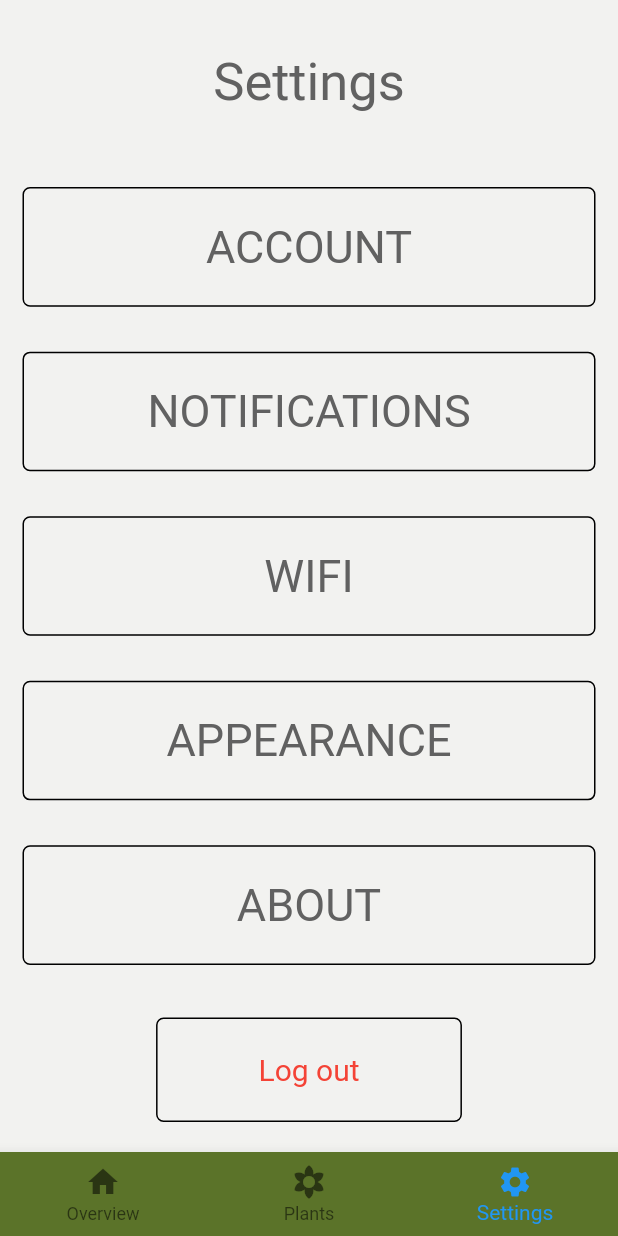
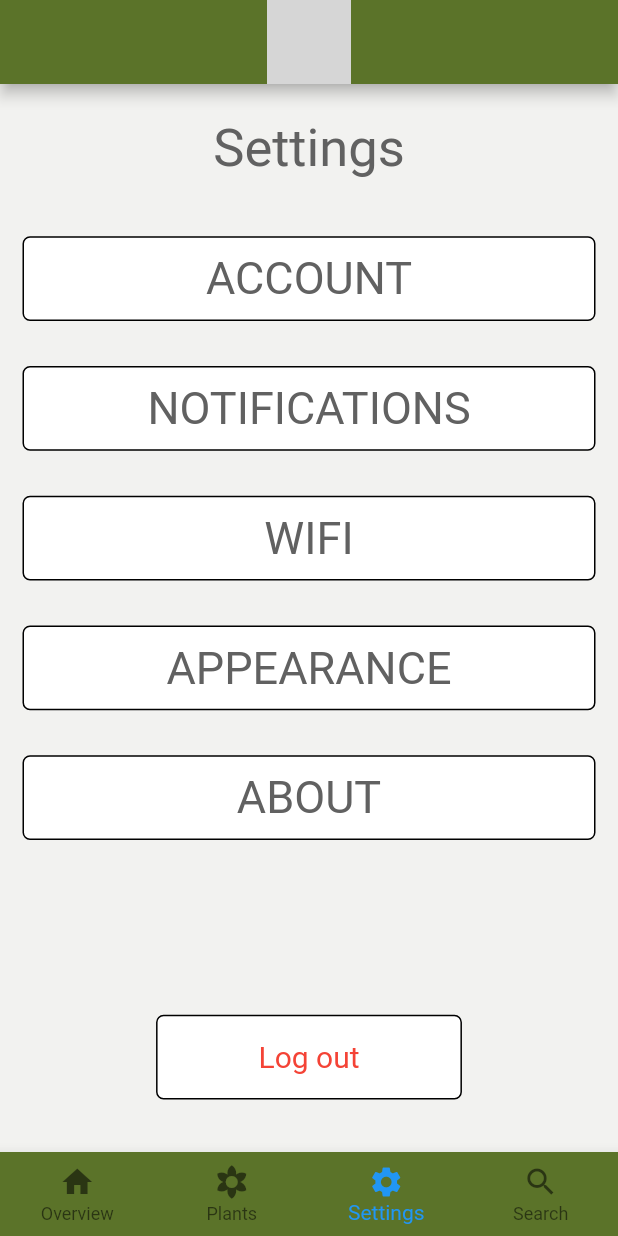
Before and after one commit to nip009/water_plant, a Flutter app: the screen it shows after launch, item 3 of the bottom bar chosen, on a phone screen of 412 x 824 dp. Run offline on Flutter 3.47's test engine with Material 2 defaults, Android fonts, the phone set to English and light mode, and no system bars; our stand-ins replace gradient_app_bar; grey boxes are pictures that could not be loaded.

Commit message:
Show appbar on more screens. Hide plants that don't need watering in tankcard

```diff
--- a/lib/src/screens/homepage/homepage.dart
+++ b/lib/src/screens/homepage/homepage.dart
@@ -1,7 +1,9 @@
+import 'package:flutter/cupertino.dart';
 import 'package:flutter/material.dart';
 import 'package:water_plant/objects/plant/plant.dart';
 import 'package:water_plant/objects/watertankdevice/water_tank_device.dart';
 import 'package:water_plant/src/screens/homepage/components/homepage_body.dart';
+import 'package:water_plant/src/screens/plants_belonging_to_tank/plants_belonging_to_tank_screen.dart';
 import 'package:water_plant/src/screens/plants_overview/plants_overview.dart';
 import 'package:water_plant/src/screens/settings/settings_screen.dart';
 import 'package:gradient_app_bar/gradient_app_bar.dart';
@@ -30,20 +32,67 @@ class _HomePageScreenState extends State<HomePageScreen> {
 
   @override
   Widget build(BuildContext context) {
+    var pages = [
+      HomePageBody(widget.tanks),
+      PlantsOverviewScreen(widget.tanks),
+      SettingsScreen(),
+      PlantsBelongingToTankScreen(
+        widget.tanks.sublist(0, 1)[0],
+      ),
+    ];
+    /*return CupertinoTabScaffold(
+      tabBar: CupertinoTabBar(
+        items: allDestinations.map((Destination destination) {
+          return BottomNavigationBarItem(
+            icon: Icon(destination.icon),
+            title: Text(destination.title),
+          );
+        }).toList(),
+
+        // ...
+      ),
+      tabBuilder: (BuildContext context, int index) {
+        return CupertinoTabView(
+          builder: (BuildContext context) {
+            return CupertinoPageScaffold(
+              navigationBar: CupertinoNavigationBar(
+                middle: Text('Page 1 of tab $index'),
+              ),
+              child: Center(
+                child: CupertinoButton(
+                  child: const Text('Next page'),
+                  onPressed: () {
+                    Navigator.of(context).push(
+                      CupertinoPageRoute<void>(
+                        builder: (BuildContext context) {
+                          return CupertinoPageScaffold(
+                            navigationBar: CupertinoNavigationBar(
+                              middle: Text('Page 2 of tab $index'),
+                            ),
+                            child: Center(
+                              child: CupertinoButton(
+                                child: const Text('Back'),
+                                onPressed: () {
+                                  Navigator.of(context).pop();
+                                },
+                              ),
+                            ),
+                          );
+                        },
+                      ),
+                    );
+                  },
+                ),
+              ),
+            );
+          },
+        );
+      },
+    );*/
     return Scaffold(
-      /*appBar: GradientAppBar(
-          backgroundColorStart: Colors.green[700],
-          backgroundColorEnd: Colors.green[900],
-          //backgroundColor: Colors.blue[800],
-          title: Text("My tanks"),
-          centerTitle: true,
-        ),*/
-      /*appBar: AppBar(
-          title: Text('My tanks'),
-          centerTitle: true,
-        ),*/
       bottomNavigationBar: BottomNavigationBar(
           backgroundColor: Constants.BOTTOM_NAVIGATION_BAR_COLOR,
+          type: BottomNavigationBarType.fixed,
           currentIndex: _currentIndex,
           onTap: (int index) {
             setState(() {
@@ -56,16 +105,20 @@ class _HomePageScreenState extends State<HomePageScreen> {
               title: Text(destination.title),
             );
           }).toList()),
-      body: SafeArea(
+      body: pages[_currentIndex],
+      /*SafeArea(
         child: IndexedStack(
           index: _currentIndex,
           children: <Widget>[
             HomePageBody(widget.tanks),
             PlantsOverviewScreen(widget.tanks),
             SettingsScreen(),
+            PlantsBelongingToTankScreen(
+              widget.tanks.sublist(0, 1)[0],
+            ),
           ],
         ),
-      ),
+      ),*/
     );
   }
 }
@@ -82,4 +135,5 @@ const List<Destination> allDestinations = <Destination>[
   Destination(0, 'Overview', Icons.home, Colors.teal),
   Destination(1, 'Plants', Icons.filter_vintage, Colors.cyan),
   Destination(2, 'Settings', Icons.settings, Colors.orange),
+  Destination(3, 'Search', Icons.search, Colors.red),
 ];
--- a/lib/src/screens/plant_hero/plant_hero.dart
+++ b/lib/src/screens/plant_hero/plant_hero.dart
@@ -53,6 +53,7 @@ class PlantHeroScreen extends StatelessWidget {
                     ),
                   ),
                   Container(
+                    padding: EdgeInsets.only(bottom: 10),
                     alignment: Alignment.center,
                     child: Text(
                       plant.latinName,
@@ -95,7 +96,7 @@ class PlantHeroScreen extends StatelessWidget {
                                 TextSpan(
                                   text:
                                       'Watering habit: Not too often. Soil should be dry\n for periods of time.',
-                                )
+                                ),
                               ],
                             ),
                           ),
--- a/lib/src/screens/plant_info/components/plant_info_body.dart
+++ b/lib/src/screens/plant_info/components/plant_info_body.dart
@@ -155,8 +155,14 @@ class _PlantInfoBodyState extends State<PlantInfoBody> {
                         ],
                       ),
                     ),
+                    SizedBox(
+                      height: 10,
+                    ),
                     Expanded(
                       child: waterButton(isDark),
+                    ),
+                    SizedBox(
+                      height: 10,
                     ),
                   ],
                 ),
--- a/lib/src/screens/settings/settings_screen.dart
+++ b/lib/src/screens/settings/settings_screen.dart
@@ -5,9 +5,19 @@ class SettingsScreen extends StatelessWidget {
   @override
   Widget build(BuildContext context) {
     bool isDark = MediaQuery.of(context).platformBrightness == Brightness.dark;
-    Color color =
-        isDark ? Constants.BORDER_COLOR : Constants.CARD_BACKGROUND_COLOR;
+    Color color = isDark ? Constants.BORDER_COLOR : Colors.white;
     return Scaffold(
+      appBar: AppBar(
+        title: ClipRRect(
+          borderRadius: BorderRadius.circular(10),
+          child: Container(
+            height: kToolbarHeight,
+            width: kToolbarHeight,
+            child: Image.asset('assets/logo_white_background.png'),
+          ),
+        ),
+        centerTitle: true,
+      ),
       body: Container(
         width: double.infinity,
         child: Column(
@@ -51,9 +61,10 @@ class SettingsScreen extends StatelessWidget {
                 color: color,
               ),
             ),
+            Spacer(),
             Expanded(
               child: Container(
-                margin: EdgeInsets.all(20),
+                margin: EdgeInsets.all(15),
                 decoration: BoxDecoration(
                   borderRadius: BorderRadius.circular(5),
                   border: Border.all(
@@ -70,6 +81,9 @@ class SettingsScreen extends StatelessWidget {
                   ),
                 ),
               ),
+            ),
+            SizedBox(
+              height: 20,
             ),
           ],
         ),
@@ -90,9 +104,6 @@ class ChoiceButton extends StatelessWidget {
 
   @override
   Widget build(BuildContext context) {
-    bool isDark = MediaQuery.of(context).platformBrightness == Brightness.dark;
-    Color color =
-        isDark ? Constants.BORDER_COLOR : Constants.CARD_BACKGROUND_COLOR;
     return Container(
       padding: EdgeInsets.all(0),
       decoration: BoxDecoration(
```
Also changed, not shown: lib/src/screens/homepage/components/homepage_body.dart (+17 -20 lines), lib/src/screens/plants_belonging_to_tank/plants_belonging_to_tank_screen.dart (+38 -12 lines), lib/src/screens/plants_overview/plants_overview.dart (+11 -0 lines).
